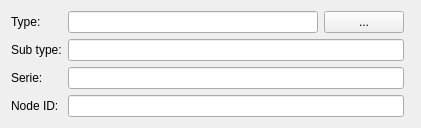
The window that src/mdttools/mdttesttool/mdtTtTestNodeEditor.ui (scandyna/multidiagtools) describes before a commit, drawn with Qt 5.
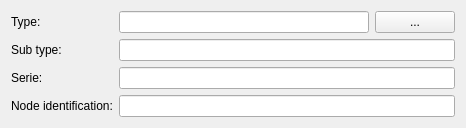
The same window after the commit.

Patch:
```diff
--- a/src/mdttools/mdttesttool/mdtTtTestNodeEditor.ui
+++ b/src/mdttools/mdttesttool/mdtTtTestNodeEditor.ui
@@ -78,7 +78,7 @@
      <item row="3" column="0">
       <widget class="QLabel" name="lb_nodeId">
        <property name="text">
-        <string>Node ID:</string>
+        <string>Node identification:</string>
        </property>
       </widget>
      </item>
```
Left out of the diff: 4 changed lines with no effect on the pictures.
